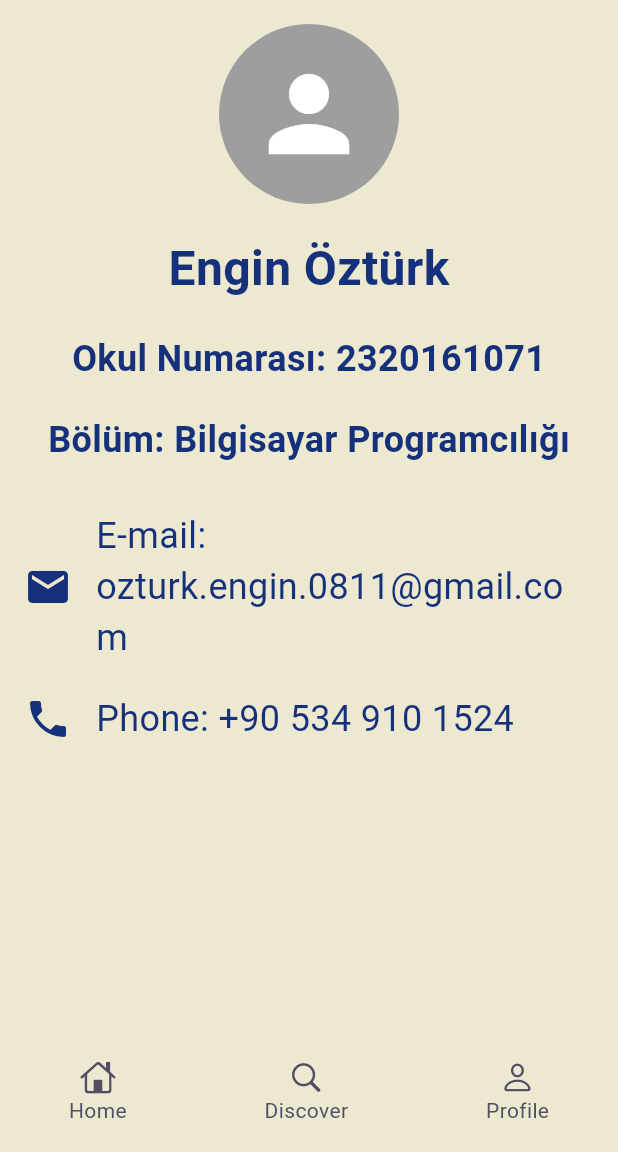
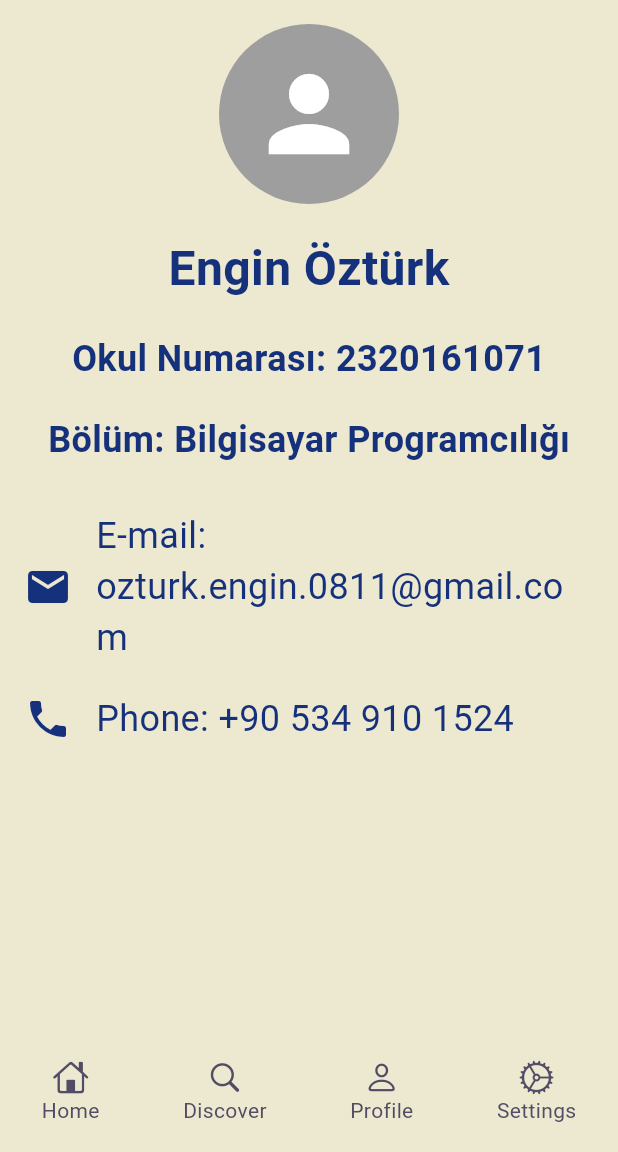
Before and after one commit to EnginOzturk-7/BookHive-flutter, a Flutter app: the ProfileScreen screen opened by its route, on a phone screen of 412 x 824 dp, the part 84-1236 px from its top. Run offline on Flutter 3.47's test engine with Material 3 defaults, Android fonts, the light colour scheme and no system bars; our stand-ins replace go_router, google_fonts, lottie; missing offline and left inert: dotlottie_loader.

Commit message:
settings ekranı eklendi

```diff
--- a/lib/routes/app_router.dart
+++ b/lib/routes/app_router.dart
@@ -2,6 +2,7 @@
 
 // ignore: unused_import
 import 'package:flutter/material.dart';
+import 'package:flutter_app/screens/settings_screen.dart';
 import 'package:go_router/go_router.dart';
 import '../screens/loading_screen.dart';
 import '../screens/home_screen.dart';
@@ -20,13 +21,17 @@ final router = GoRouter(
       path: '/home',
       builder: (context, state) => const HomeScreen(),
     ),
-        GoRoute(
+    GoRoute(
       path: '/search',
       builder: (context, state) => const SearchScreen(),
     ),
-        GoRoute(
+    GoRoute(
       path: '/profile',
       builder: (context, state) => const ProfileScreen(),
     ),
+    GoRoute(
+      path: '/settings',
+      builder: (context, state) => const SettingsScreen(),
+    ),
   ],
 );
--- a/lib/widgets/bottom_menu.dart
+++ b/lib/widgets/bottom_menu.dart
@@ -56,6 +56,19 @@ class BottomMenu extends StatelessWidget {
               ],
             ),
           ),
+          IconButton(
+            onPressed: () {
+              context.go("/settings");
+            },
+            icon: Column(
+              children: [
+                Icon(
+                  CupertinoIcons.settings,
+                ),
+                Text('Settings')
+              ],
+            ),
+          ),
         ],
       ),
     );
```
Also changed, not shown: lib/screens/settings_screen.dart (+85 -0 lines).
